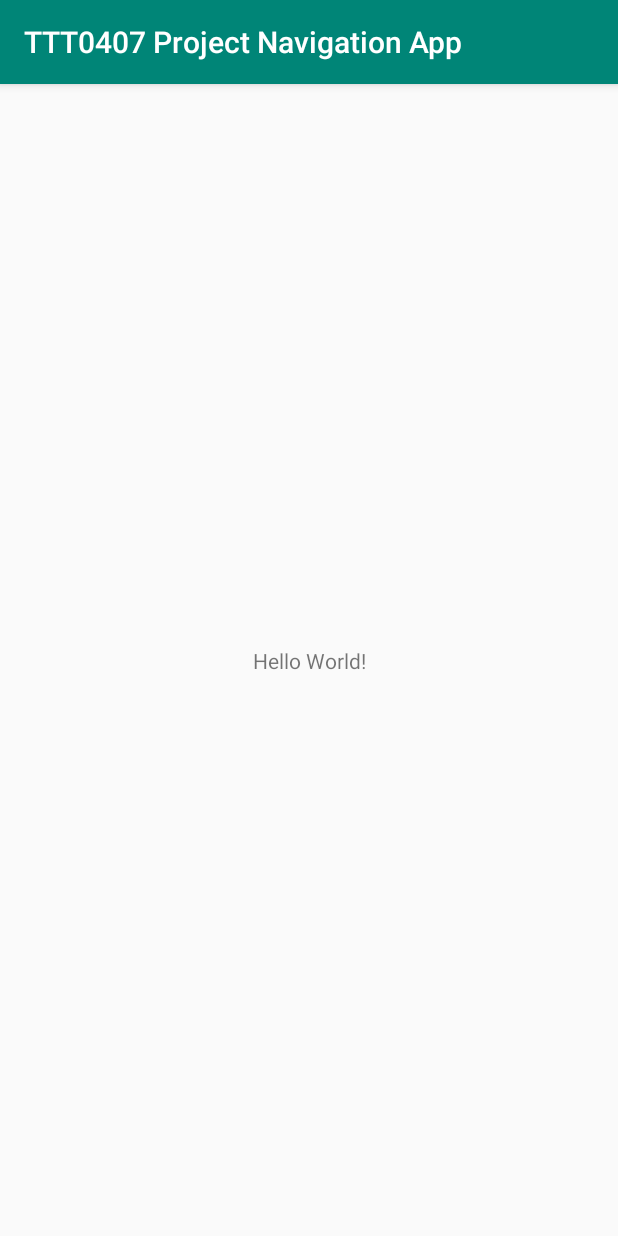
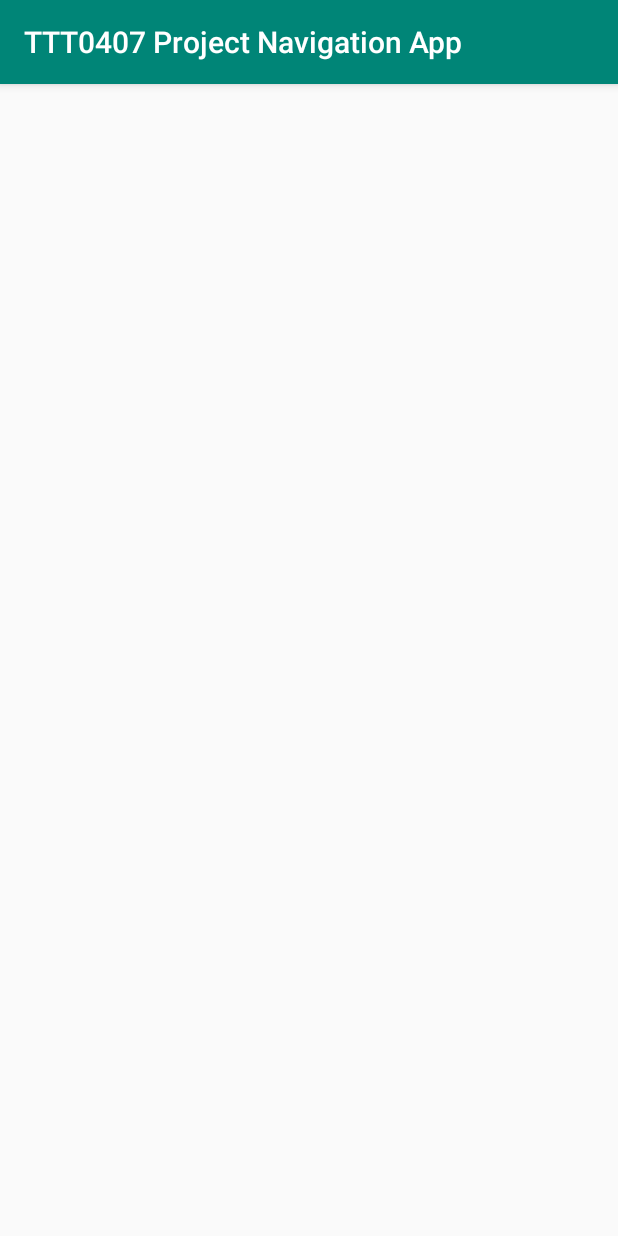
Before and after one commit to tryforos/TTT0407, an Android app: the screen it shows after launch (MainActivity), on a phone screen of 412 x 824 dp. Run offline under Robolectric (Android 15) with nearby library versions, the phone set to English and light mode, and no system bars.

Commit message:
confused commit

```diff
--- a/app/src/main/res/layout/activity_main.xml
+++ b/app/src/main/res/layout/activity_main.xml
@@ -1,18 +1,11 @@
 <?xml version="1.0" encoding="utf-8"?>
-<android.support.constraint.ConstraintLayout xmlns:android="http://schemas.android.com/apk/res/android"
+<android.support.constraint.ConstraintLayout
+    xmlns:android="http://schemas.android.com/apk/res/android"
     xmlns:app="http://schemas.android.com/apk/res-auto"
     xmlns:tools="http://schemas.android.com/tools"
     android:layout_width="match_parent"
     android:layout_height="match_parent"
-    tools:context=".MainActivity">
-
-    <TextView
-        android:layout_width="wrap_content"
-        android:layout_height="wrap_content"
-        android:text="Hello World!"
-        app:layout_constraintBottom_toBottomOf="parent"
-        app:layout_constraintLeft_toLeftOf="parent"
-        app:layout_constraintRight_toRightOf="parent"
-        app:layout_constraintTop_toTopOf="parent" />
+    tools:context=".MainActivity"
+    >
 
 </android.support.constraint.ConstraintLayout>
--- a/app/src/main/res/layout/fragment_add_company.xml
+++ b/app/src/main/res/layout/fragment_add_company.xml
@@ -7,10 +7,4 @@
     tools:context=".AddCompanyFragment"
     >
 
-    <TextView
-        android:layout_width="match_parent"
-        android:layout_height="match_parent"
-        android:text="@string/hello_blank_fragment"
-        />
-
 </FrameLayout>
--- a/app/src/main/res/layout/fragment_add_product.xml
+++ b/app/src/main/res/layout/fragment_add_product.xml
@@ -7,10 +7,4 @@
     tools:context=".AddProductFragment"
     >
 
-    <TextView
-        android:layout_width="match_parent"
-        android:layout_height="match_parent"
-        android:text="@string/hello_blank_fragment"
-        />
-
 </FrameLayout>
--- a/app/src/main/res/layout/fragment_company.xml
+++ b/app/src/main/res/layout/fragment_company.xml
@@ -7,10 +7,4 @@
     tools:context=".CompanyFragment"
     >
 
-    <TextView
-        android:layout_width="match_parent"
-        android:layout_height="match_parent"
-        android:text="@string/hello_blank_fragment"
-        />
-
 </FrameLayout>
--- a/app/src/main/res/layout/fragment_edit_company.xml
+++ b/app/src/main/res/layout/fragment_edit_company.xml
@@ -7,10 +7,4 @@
     tools:context=".EditCompanyFragment"
     >
 
-    <TextView
-        android:layout_width="match_parent"
-        android:layout_height="match_parent"
-        android:text="@string/hello_blank_fragment"
-        />
-
 </FrameLayout>
--- a/app/src/main/res/layout/fragment_edit_product.xml
+++ b/app/src/main/res/layout/fragment_edit_product.xml
@@ -7,10 +7,4 @@
     tools:context=".EditProductFragment"
     >
 
-    <TextView
-        android:layout_width="match_parent"
-        android:layout_height="match_parent"
-        android:text="@string/hello_blank_fragment"
-        />
-
 </FrameLayout>
--- a/app/src/main/res/layout/fragment_product.xml
+++ b/app/src/main/res/layout/fragment_product.xml
@@ -7,10 +7,4 @@
     tools:context=".ProductFragment"
     >
 
-    <TextView
-        android:layout_width="match_parent"
-        android:layout_height="match_parent"
-        android:text="@string/hello_blank_fragment"
-        />
-
 </FrameLayout>
--- a/app/src/main/res/layout/fragment_watch_list.xml
+++ b/app/src/main/res/layout/fragment_watch_list.xml
@@ -7,10 +7,4 @@
     tools:context=".WatchListFragment"
     >
 
-    <TextView
-        android:layout_width="match_parent"
-        android:layout_height="match_parent"
-        android:text="@string/hello_blank_fragment"
-        />
-
 </FrameLayout>
```
